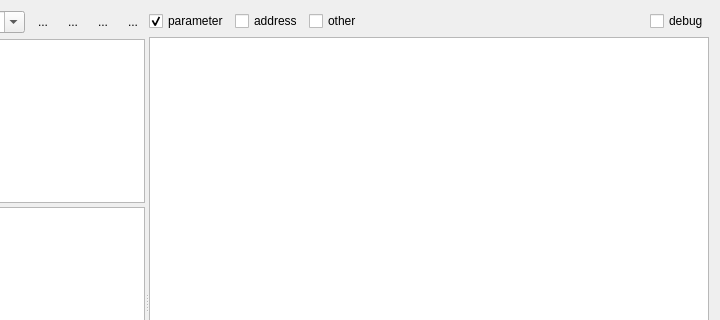
Qt form ui/PulseProgram.ui (MonroeQuantumNetworks/IonControl) before a commit; both pictures show x 316 to 1036 and y 0 to 320 of the 1036 by 604 pixel window.
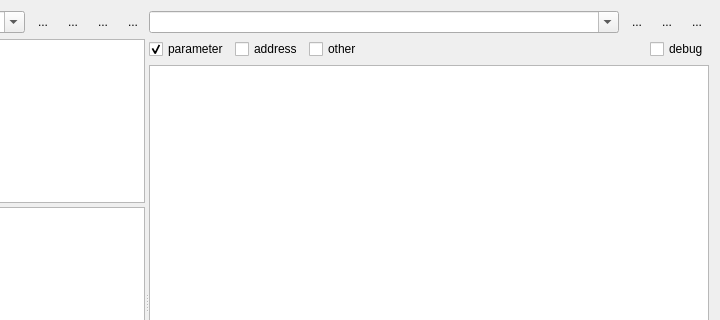
The same form after that commit. Icons and pictures are not drawn.

Commit message: add context management to PulseProgramUi.ui

```diff
--- a/ui/PulseProgram.ui
+++ b/ui/PulseProgram.ui
@@ -130,6 +130,59 @@
      </widget>
      <widget class="QWidget" name="layoutWidget">
       <layout class="QVBoxLayout" name="verticalLayout_2">
+       <item>
+        <layout class="QHBoxLayout" name="horizontalLayout">
+         <item>
+          <widget class="QComboBox" name="comboBox">
+           <property name="editable">
+            <bool>true</bool>
+           </property>
+          </widget>
+         </item>
+         <item>
+          <widget class="QToolButton" name="toolButton">
+           <property name="text">
+            <string>...</string>
+           </property>
+           <property name="icon">
+            <iconset resource="Experiment.qrc">
+             <normaloff>:/openicon/icons/edit-delete-6.png</normaloff>:/openicon/icons/edit-delete-6.png</iconset>
+           </property>
+           <property name="autoRaise">
+            <bool>true</bool>
+           </property>
+          </widget>
+         </item>
+         <item>
+          <widget class="QToolButton" name="toolButton_2">
+           <property name="text">
+            <string>...</string>
+           </property>
+           <property name="icon">
+            <iconset resource="Experiment.qrc">
+             <normaloff>:/kde/icons/filesave.png</normaloff>:/kde/icons/filesave.png</iconset>
+           </property>
+           <property name="autoRaise">
+            <bool>true</bool>
+           </property>
+          </widget>
+         </item>
+         <item>
+          <widget class="QToolButton" name="toolButton_3">
+           <property name="text">
+            <string>...</string>
+           </property>
+           <property name="icon">
+            <iconset resource="Experiment.qrc">
+             <normaloff>:/openicon/icons/document-revert-5.png</normaloff>:/openicon/icons/document-revert-5.png</iconset>
+           </property>
+           <property name="autoRaise">
+            <bool>true</bool>
+           </property>
+          </widget>
+         </item>
+        </layout>
+       </item>
        <item>
         <layout class="QHBoxLayout" name="horizontalLayout_3">
          <item>
```
